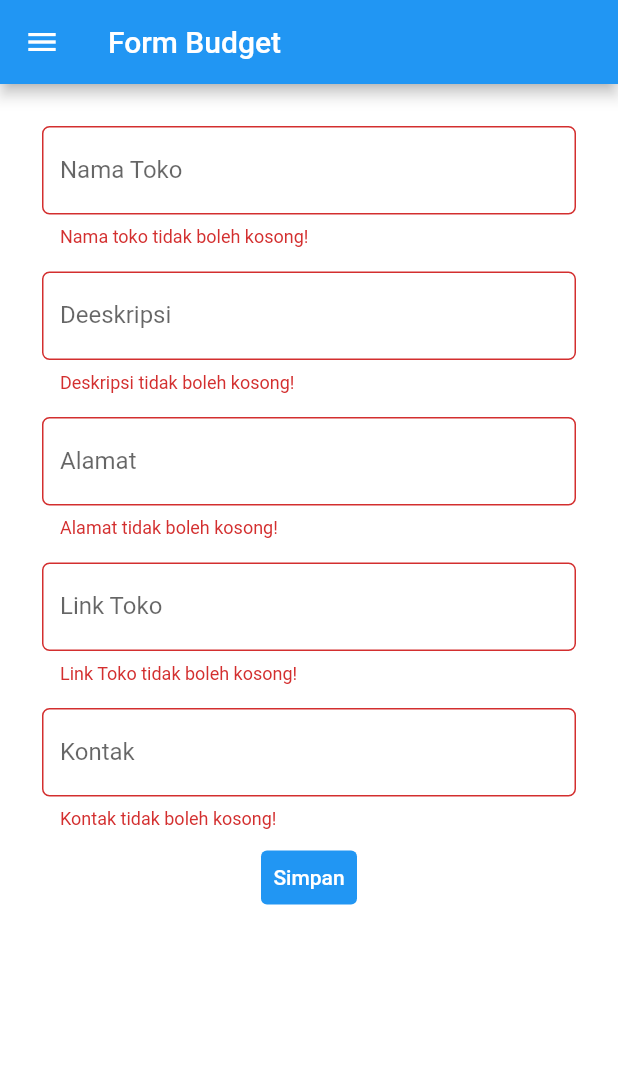
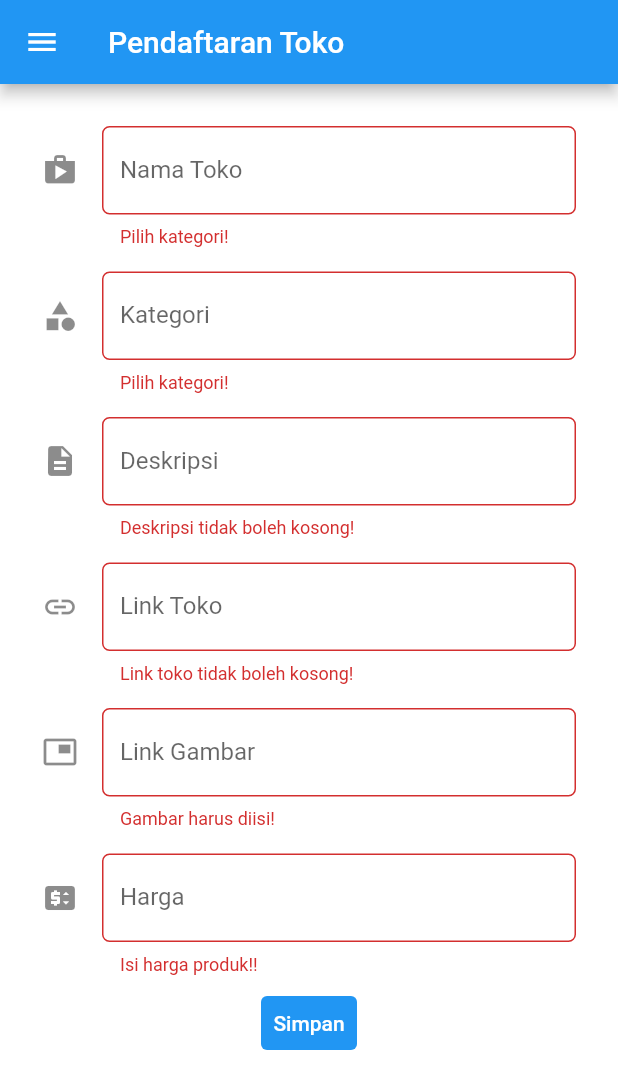
Before and after one commit to VinsensiusF/Proyek-Akhir-Semester, a Flutter app: the TokoForm screen opened directly, after a tap on "Simpan", on a phone screen of 412 x 824 dp. Shown: the top 1089 px of the screen. Run offline on Flutter 3.47's test engine with Material 2 defaults, Android fonts, the phone set to English and light mode, and no system bars; our stand-ins replace getwidget, shared_preferences; accounts and stored records are empty; network calls fail.

Commit message:
update toko

```diff
--- a/lib/models/models_toko.dart
+++ /dev/null
@@ -1,31 +0,0 @@
-class DataToko {
-  static List<DataToko> tokoList = [];
-  String namatoko;
-  String deskripsi;
-  int nomor;
-  String alamat;
-  String link;
-
-  DataToko({
-    required this.namatoko,
-    required this.deskripsi,
-    required this.nomor,
-    required this.alamat,
-    required this.link,
-  });
-
-  static void tambahToko({
-    required namatoko,
-    required deskripsi,
-    required nomor,
-    required alamat,
-    required link,
-  }) {
-    tokoList.add(DataToko(
-        namatoko: namatoko,
-        deskripsi: deskripsi,
-        nomor: nomor,
-        alamat: alamat,
-        link: link));
-  }
-}
--- /dev/null
+++ b/lib/models/models_toko_json.dart
@@ -0,0 +1,85 @@
+// To parse this JSON data, do
+//
+//     final toko = tokoFromJson(jsonString);
+
+import 'package:pas/models/models_search_home.dart';
+import 'package:http/http.dart' as http;
+import 'dart:convert';
+
+List<Toko> tokoFromJson(String str) =>
+    List<Toko>.from(json.decode(str).map((x) => Toko.fromJson(x)));
+
+String tokoToJson(List<Toko> data) =>
+    json.encode(List<dynamic>.from(data.map((x) => x.toJson())));
+
+class Toko {
+  Toko({
+    required this.model,
+    required this.pk,
+    required this.fields,
+  });
+
+  String model;
+  int pk;
+  Fields fields;
+
+  factory Toko.fromJson(Map<String, dynamic> json) => Toko(
+        model: json["model"],
+        pk: json["pk"],
+        fields: Fields.fromJson(json["fields"]),
+      );
+
+  Map<String, dynamic> toJson() => {
+        "model": model,
+        "pk": pk,
+        "fields": fields.toJson(),
+      };
+}
+
+class Fields {
+  Fields({
+    required this.idToko,
+    required this.like,
+    required this.namaProduk,
+    required this.kategoriProduk,
+    required this.hargaProduk,
+    required this.gambarProduk,
+    required this.deskripsiProduk,
+    required this.linkProduk,
+    required this.isValid,
+  });
+
+  int idToko;
+  int like;
+  String namaProduk;
+  String kategoriProduk;
+  int hargaProduk;
+  String gambarProduk;
+  String deskripsiProduk;
+  String linkProduk;
+  bool isValid;
+
+  factory Fields.fromJson(Map<String, dynamic> json) => Fields(
+        idToko: json["id_toko"],
+        like: json["like"],
+        namaProduk: json["nama_produk"],
+        kategoriProduk: json["kategori_produk"],
+        hargaProduk: json["harga_produk"],
+        gambarProduk: json["gambar_produk"],
+        deskripsiProduk: json["deskripsi_produk"],
+        linkProduk: json["link_produk"],
+        isValid: json["is_valid"],
+      );
+
+  Map<String, dynamic> toJson() => {
+        "id_toko": idToko,
+        "like": like,
+        "nama_produk": namaProduk,
+        "kategori_produk": kategoriProduk,
+        "harga_produk": hargaProduk,
+        "gambar_produk": gambarProduk,
+        "deskripsi_produk": deskripsiProduk,
+        "link_produk": linkProduk,
+        "is_valid": isValid,
+      };
+}
--- a/lib/pages/form_toko.dart
+++ b/lib/pages/form_toko_baru.dart
@@ -1,11 +1,14 @@
-import 'package:pas/models/models_toko.dart';
+import 'package:pas/models/models_toko_json.dart';
+import 'package:pas/pages/kategori_details_page.dart';
+import 'package:pas/pages/kategori_page.dart';
 import 'package:pas/widget/drawer.dart';
 import 'package:flutter/material.dart';
-import 'package:pas/pages/kategori_details_page.dart';
+import 'package:http/http.dart' as http;
+import 'dart:convert';
+import 'package:pas/utils/utils.dart';
+import 'package:provider/provider.dart';
 
 class TokoForm extends StatefulWidget {
-  //final List<Budget> data;
-  //const BudgetForm({Key? key,required this.data,}) : super(key: key);
   const TokoForm({super.key});
 
   @override
@@ -14,17 +17,33 @@
 
 class _TokoFormState extends State<TokoForm> {
   final _formKey = GlobalKey<FormState>();
-  String _namatoko = "";
+  String _nama = "";
+  String _kategori = "";
   String _deskripsi = "";
-  String _alamat = "";
-  String _link = "";
-  int _nomor = 0;
+  String _linktoko = "";
+  String _gambar = "";
+  int _harga = 0;
+
+  void submit(
+      request, _nama, _kategori, _deskripsi, _linktoko, _gambar, _harga) async {
+    await request.post(
+        'https://medsos-umkm.up.railway.app/addproduct/create_product_flutter/',
+        {
+          'nama_produk': _nama,
+          'kategori_produk': _kategori,
+          'harga_produk': _harga,
+          'gambar_produk': _gambar,
+          'deskripsi_produk': _deskripsi,
+          'link_produk': _linktoko,
+        });
+  }
 
   @override
   Widget build(BuildContext context) {
+    final request = context.watch<CookieRequest>();
     return Scaffold(
       appBar: AppBar(
-        title: const Text('Form Budget'),
+        title: const Text('Pendaftaran Toko'),
       ),
       // Menambahkan drawer menu
       drawer: const Drawers(),
@@ -41,8 +60,9 @@
                   // Form Judul
                   child: TextFormField(
                     decoration: InputDecoration(
-                      hintText: "Contoh: Toko Flutter",
+                      hintText: "Contoh: Toko Jaya",
                       labelText: "Nama Toko",
+                      icon: const Icon(Icons.shop),
                       // Menambahkan circular border agar lebih rapi
                       border: OutlineInputBorder(
                         borderRadius: BorderRadius.circular(5.0),
@@ -51,19 +71,19 @@
                     // Menambahkan behavior saat judul diketik
                     onChanged: (String? value) {
                       setState(() {
-                        _alamat = value!;
+                        _nama = value!;
                       });
                     },
                     // Menambahkan behavior saat data disimpan
                     onSaved: (String? value) {
                       setState(() {
-                        _alamat = value!;
+                        _nama = value!;
                       });
                     },
                     // Validator sebagai validasi form
                     validator: (String? value) {
                       if (value == null || value.isEmpty) {
-                        return 'Nama toko tidak boleh kosong!';
+                        return 'Pilih kategori!';
                       }
                       return null;
                     },
@@ -75,14 +95,50 @@
                   // Form Judul
                   child: TextFormField(
                     decoration: InputDecoration(
-                      hintText: "Contoh: Makanan Enak",
-                      labelText: "Deeskripsi",
+                      hintText: "Contoh: Makanan",
+                      labelText: "Kategori",
+                      icon: const Icon(Icons.category),
                       // Menambahkan circular border agar lebih rapi
                       border: OutlineInputBorder(
                         borderRadius: BorderRadius.circular(5.0),
                       ),
                     ),
-                    // Menambahkan behavior saat judul diketik
+                    // Menambahkan behavior saat diketik
+                    onChanged: (String? value) {
+                      setState(() {
+                        _kategori = value!;
+                      });
+                    },
+                    // Menambahkan behavior saat data disimpan
+                    onSaved: (String? value) {
+                      setState(() {
+                        _kategori = value!;
+                      });
+                    },
+                    // Validator sebagai validasi form
+                    validator: (String? value) {
+                      if (value == null || value.isEmpty) {
+                        return 'Pilih kategori!';
+                      }
+                      return null;
+                    },
+                  ),
+                ),
+                Padding(
+                  // Menggunakan padding sebesar 8 pixels
+                  padding: const EdgeInsets.all(8.0),
+                  // Form Judul
+                  child: TextFormField(
+                    decoration: InputDecoration(
+                      hintText: "Contoh: Rendang enak dan empuk.",
+                      labelText: "Deskripsi",
+                      icon: const Icon(Icons.description),
+                      // Menambahkan circular border agar lebih rapi
+                      border: OutlineInputBorder(
+                        borderRadius: BorderRadius.circular(5.0),
+                      ),
+                    ),
+                    // Menambahkan behavior saat diketik
                     onChanged: (String? value) {
                       setState(() {
                         _deskripsi = value!;
@@ -109,29 +165,31 @@
                   // Form Judul
                   child: TextFormField(
                     decoration: InputDecoration(
-                      hintText: "Contoh: Di Sini",
-                      labelText: "Alamat",
+                      hintText:
+                          "Contoh: https://shopee.co.id/rendangpj?smtt=0.74188324-1670662290.9",
+                      labelText: "Link Toko",
+                      icon: const Icon(Icons.link),
                       // Menambahkan circular border agar lebih rapi
                       border: OutlineInputBorder(
                         borderRadius: BorderRadius.circular(5.0),
                       ),
                     ),
-                    // Menambahkan behavior saat judul diketik
+                    // Menambahkan behavior saat diketik
                     onChanged: (String? value) {
                       setState(() {
-                        _alamat = value!;
+                        _linktoko = value!;
                       });
                     },
                     // Menambahkan behavior saat data disimpan
                     onSaved: (String? value) {
                       setState(() {
-                        _alamat = value!;
+                        _linktoko = value!;
                       });
                     },
                     // Validator sebagai validasi form
                     validator: (String? value) {
                       if (value == null || value.isEmpty) {
-                        return 'Alamat tidak boleh kosong!';
+                        return 'Link toko tidak boleh kosong!';
                       }
                       return null;
                     },
@@ -143,29 +201,30 @@
                   // Form Judul
                   child: TextFormField(
                     decoration: InputDecoration(
-                      hintText: "Contoh: https",
-                      labelText: "Link Toko",
+                      hintText: "Gambar terkait toko",
+                      labelText: "Link Gambar",
+                      icon: const Icon(Icons.picture_in_picture),
                       // Menambahkan circular border agar lebih rapi
                       border: OutlineInputBorder(
                         borderRadius: BorderRadius.circular(5.0),
                       ),
                     ),
-                    // Menambahkan behavior saat judul diketik
+                    // Menambahkan behavior saat diketik
                     onChanged: (String? value) {
                       setState(() {
-                        _link = value!;
+                        _gambar = value!;
                       });
                     },
                     // Menambahkan behavior saat data disimpan
                     onSaved: (String? value) {
                       setState(() {
-                        _link = value!;
+                        _gambar = value!;
                       });
                     },
                     // Validator sebagai validasi form
                     validator: (String? value) {
                       if (value == null || value.isEmpty) {
-                        return 'Link Toko tidak boleh kosong!';
+                        return 'Gambar harus diisi!';
                       }
                       return null;
                     },
@@ -178,29 +237,30 @@
                   // Form Nominal
                   child: TextFormField(
                     decoration: InputDecoration(
-                      hintText: "Contoh: 081234567891",
-                      labelText: "Kontak",
+                      hintText: "Contoh: 100000",
+                      labelText: "Harga",
+                      icon: const Icon(Icons.price_change),
                       // Menambahkan circular border agar lebih rapi
                       border: OutlineInputBorder(
                         borderRadius: BorderRadius.circular(5.0),
                       ),
                     ),
-                    // Menambahkan behavior saat judul diketik
+                    // Menambahkan behavior saat diketik
                     onChanged: (String? value) {
                       setState(() {
-                        _nomor = int.parse(value!);
+                        _harga = int.parse(value!);
                       });
                     },
                     // Menambahkan behavior saat data disimpan
                     onSaved: (String? value) {
                       setState(() {
-                        _nomor = int.parse(value!);
+                        _harga = int.parse(value!);
                       });
                     },
                     // Validator sebagai validasi form
                     validator: (String? value) {
                       if (value == null || value.isEmpty) {
-                        return 'Kontak tidak boleh kosong!';
+                        return 'Isi harga produk!!';
                       }
                       return null;
                     },
@@ -209,29 +269,24 @@
 
                 // Save button
                 TextButton(
+                    child: const Text(
+                      "Simpan",
+                      style: TextStyle(color: Colors.white),
+                    ),
                     style: ButtonStyle(
                       backgroundColor: MaterialStateProperty.all(Colors.blue),
                     ),
                     onPressed: () {
                       if (_formKey.currentState!.validate()) {
-                      DataToko.tambahToko(
-                          namatoko: _namatoko,
-                          deskripsi: _deskripsi,
-                          alamat: _alamat,
-                          nomor: _nomor,
-                          link: _link);
+                        submit(request, _nama, _kategori, _deskripsi, _linktoko,
+                            _gambar, _harga.toString());
                         Navigator.pushReplacement(
                           context,
                           MaterialPageRoute(
-                            builder: (context) => const MyKategoriDetailPage()),
+                              builder: (context) => const MyKategoriPage()),
                         );
                       }
-                  },
-                  child: const Text(
-                    "Simpan",
-                    style: TextStyle(color: Colors.white),
-                  ),
-                ),
+                    })
               ],
             ),
           ),
--- a/lib/pages/kategori_page.dart
+++ b/lib/pages/kategori_page.dart
@@ -4,7 +4,6 @@
 import 'package:pas/function/fetch_kategori.dart';
 import 'package:pas/pages/kategori_form_page.dart';
 import 'package:pas/pages/kategori_details_page.dart';
-
 
 class MyKategoriPage extends StatefulWidget {
   const MyKategoriPage({super.key});
@@ -26,13 +25,13 @@
           builder: (context, AsyncSnapshot snapshot) {
             if (snapshot.data == null) {
               return const Center(child: CircularProgressIndicator());
-
             } else {
               if (!snapshot.hasData) {
                 return Column(
                   children: const [
-                                    Text("Tidak ada kategori tersedia :(", style: TextStyle(color: Color(0xff59A5D8), fontSize: 20
-                                ),
+                    Text(
+                      "Tidak ada kategori tersedia :(",
+                      style: TextStyle(color: Color(0xff59A5D8), fontSize: 20),
                     ),
                     SizedBox(height: 8),
                   ],
@@ -47,7 +46,6 @@
                               borderRadius: BorderRadius.circular(5.0),
                               color: Colors.white,
                               shadowColor: Colors.blueGrey,
-
                               child: ListTile(
                                 onTap: () {
                                   // Route menu ke halaman details
@@ -56,37 +54,32 @@
                                       MaterialPageRoute(
                                         builder: (context) =>
                                             MyKategoriDetailPage(
+                                          kategori: snapshot.data![index],
                                         ),
                                       ));
                                 },
                                 leading: Icon(Icons.category),
                                 title: Text(snapshot.data![index].fields.nama),
-                                                subtitle: Text(snapshot.data![index].fields.deskripsi),
-                                            )
-                                        ),
-                                    )
-
-                            );
+                                subtitle: Text(
+                                    snapshot.data![index].fields.deskripsi),
+                              )),
+                        ));
               }
             }
-                    }
-                ),
+          }),
       floatingActionButton: Padding(
-        padding : const EdgeInsets.fromLTRB(40,10,10,10),
+          padding: const EdgeInsets.fromLTRB(40, 10, 10, 10),
           child: Row(
             mainAxisAlignment: MainAxisAlignment.spaceBetween,
             children: <Widget>[
-            Align(
-
-            ),
+              Align(),
               Align(
                 alignment: Alignment.bottomLeft,
                 child: FloatingActionButton.extended(
                   onPressed: () => Navigator.push(
                     context,
                     MaterialPageRoute(
-                          builder: (context) => MyKategoriFormPage()
-                      ),
+                        builder: (context) => MyKategoriFormPage()),
                   ),
                   label: const Text('Tambah Kategori'),
                   icon: const Icon(Icons.add),
@@ -97,10 +90,6 @@
           //child: Container(
           //),
           ),
-
-
-
-
     );
   }
 }
--- a/lib/widget/drawer.dart
+++ b/lib/widget/drawer.dart
@@ -12,9 +12,6 @@
 import 'package:provider/provider.dart';
 import 'package:pas/utils/utils.dart';
 
-import '../pages/form_toko.dart';
-import '../pages/kategori_details_page.dart';
-
 class Drawers extends StatefulWidget {
   const Drawers({Key? key}) : super(key: key);
 
@@ -23,7 +20,6 @@
 }
 
 class _DrawerState extends State<Drawers> {
-
   @override
   Widget build(BuildContext context) {
     return Drawer(
@@ -83,27 +79,6 @@
             },
           ),
           ListTile(
-            title: const Text('Toko'),
-            onTap: () {
-              // Route menu ke halaman to do
-              Navigator.pushReplacement(
-                context,
-                MaterialPageRoute(
-                    builder: (context) => const MyKategoriDetailPage()),
-              );
-            },
-          ),
-          ListTile(
-            title: const Text('Form Toko'),
-            onTap: () {
-              // Route menu ke halaman to do
-              Navigator.pushReplacement(
-                context,
-                MaterialPageRoute(builder: (context) => const TokoForm()),
-              );
-            },
-          ),
-          ListTile(
             title: const Text('Login'),
             onTap: () {
               // Route menu ke Login Page
--- a/pubspec.yaml
+++ b/pubspec.yaml
@@ -35,6 +35,7 @@
   # The following adds the Cupertino Icons font to your application.
   # Use with the CupertinoIcons class for iOS style icons.
   cupertino_icons: ^1.0.2
+  url_launcher: ^6.0.12
   getwidget: ^2.0.4
   http: ^0.13.5
   pbp_django_auth: ^0.2.2
```
Also changed, not shown: lib/pages/kategori_details_page.dart (+188 -105 lines), pubspec.lock, 7 other files. Lines whose indentation alone changed are shown as unchanged.
